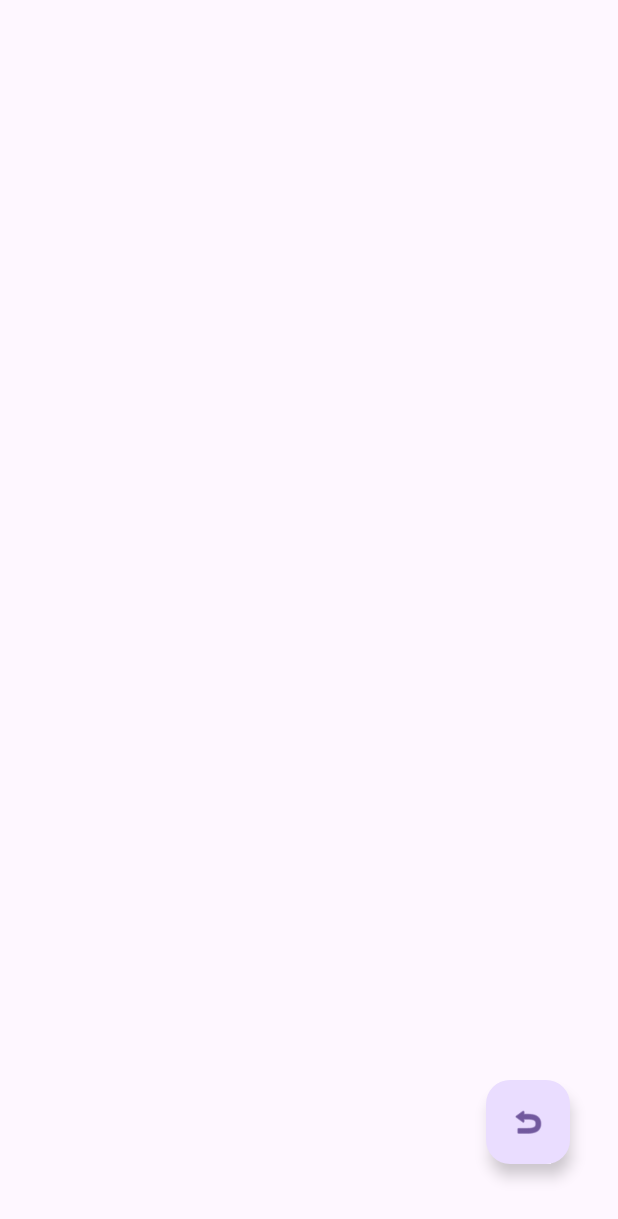
After one commit to Andrii-Lit/Miravereda24-25, an Android app: the UserInfoActivity screen opened directly, with no data from a screen before it, on a phone screen of 412 x 824 dp. The commit adds this screen. Shown: the top 1219 px of the screen. Run offline under Robolectric (Android 15) with nearby library versions, the phone set to English and light mode, and no system bars.

Commit message:
Creacion del UserInfoActivity y mofificación del nombre de la clase Usuario a Cliente

```diff
--- a/app/src/main/java/es/ieslavereda/miravereda/CatalogoActivity.java
+++ b/app/src/main/java/es/ieslavereda/miravereda/CatalogoActivity.java
@@ -33,7 +33,7 @@ public class CatalogoActivity extends AppCompatActivity implements View.OnClickL
         super.onCreate(savedInstanceState);
         EdgeToEdge.enable(this);
         setContentView(R.layout.catalogo_layout);
-        ViewCompat.setOnApplyWindowInsetsListener(findViewById(R.id.main), (v, insets) -> {
+        ViewCompat.setOnApplyWindowInsetsListener(findViewById(R.id.tvUsername), (v, insets) -> {
             Insets systemBars = insets.getInsets(WindowInsetsCompat.Type.systemBars());
             v.setPadding(systemBars.left, systemBars.top, systemBars.right, systemBars.bottom);
             return insets;
--- a/app/src/main/java/es/ieslavereda/miravereda/InformationActivity.java
+++ b/app/src/main/java/es/ieslavereda/miravereda/InformationActivity.java
@@ -24,7 +24,7 @@ public class InformationActivity extends AppCompatActivity {
         super.onCreate(savedInstanceState);
         EdgeToEdge.enable(this);
         setContentView(R.layout.catalogo_layout);
-        ViewCompat.setOnApplyWindowInsetsListener(findViewById(R.id.main), (v, insets) -> {
+        ViewCompat.setOnApplyWindowInsetsListener(findViewById(R.id.tvUsername), (v, insets) -> {
             Insets systemBars = insets.getInsets(WindowInsetsCompat.Type.systemBars());
             v.setPadding(systemBars.left, systemBars.top, systemBars.right, systemBars.bottom);
             return insets;
--- a/app/src/main/java/es/ieslavereda/miravereda/Model/Usuario.java
+++ b/app/src/main/java/es/ieslavereda/miravereda/Model/Cliente.java
@@ -2,7 +2,7 @@ package es.ieslavereda.miravereda.Model;
 
 import java.sql.Timestamp;
 
-public class Usuario {
+public class Cliente {
     private int id;
     private String contrasenya;
     private String nombre;
@@ -18,7 +18,7 @@ public class Usuario {
         return id;
     }
 
-    public Usuario(String email, String contrasenya) {
+    public Cliente(String email, String contrasenya) {
         this.email = email;
         this.contrasenya = contrasenya;
 
--- /dev/null
+++ b/app/src/main/java/es/ieslavereda/miravereda/UserInfoActivity.java
@@ -0,0 +1,40 @@
+package es.ieslavereda.miravereda;
+
+import android.content.Intent;
+import android.os.Bundle;
+import android.widget.TextView;
+
+import androidx.activity.EdgeToEdge;
+import androidx.appcompat.app.AppCompatActivity;
+import androidx.core.graphics.Insets;
+import androidx.core.view.ViewCompat;
+import androidx.core.view.WindowInsetsCompat;
+
+import com.google.android.material.floatingactionbutton.FloatingActionButton;
+import com.google.android.material.textfield.TextInputEditText;
+
+public class UserInfoActivity extends AppCompatActivity {
+    private TextView tvEmail;
+    private TextView tvPassword;
+    private FloatingActionButton fbtBack;
+
+    @Override
+    protected void onCreate(Bundle savedInstanceState) {
+        super.onCreate(savedInstanceState);
+        EdgeToEdge.enable(this);
+        setContentView(R.layout.activity_user_info);
+
+        tvEmail=findViewById(R.id.tvEmail);
+        tvPassword=findViewById(R.id.tvPassword);
+        fbtBack=findViewById(R.id.fbtBack);
+        Intent intent=getIntent();
+
+        String email=intent.getStringExtra("email");
+        String contrasenya =intent.getStringExtra("contrasenya");
+        tvEmail.setText(email);
+        tvPassword.setText(contrasenya);
+        fbtBack.setOnClickListener(v->{
+            finish();
+        });
+    }
+}
--- a/app/src/main/res/layout-land/activity_main.xml
+++ b/app/src/main/res/layout-land/activity_main.xml
@@ -2,7 +2,7 @@
 <androidx.constraintlayout.widget.ConstraintLayout xmlns:android="http://schemas.android.com/apk/res/android"
     xmlns:app="http://schemas.android.com/apk/res-auto"
     xmlns:tools="http://schemas.android.com/tools"
-    android:id="@+id/main"
+    android:id="@+id/tvUsername"
     android:layout_width="match_parent"
     android:layout_height="match_parent"
     tools:context=".MainActivity">
@@ -23,7 +23,7 @@
         android:layout_height="wrap_content"
         android:layout_marginStart="32dp"
         android:layout_marginTop="128dp"
-        android:hint="Introduce tu usuario"
+        android:hint="Introduce tu cliente"
         app:layout_constraintEnd_toStartOf="@+id/password"
         app:layout_constraintStart_toStartOf="parent"
         app:layout_constraintTop_toTopOf="parent" />
--- a/app/src/main/res/layout-land/catalogo_layout.xml
+++ b/app/src/main/res/layout-land/catalogo_layout.xml
@@ -2,7 +2,7 @@
 <androidx.constraintlayout.widget.ConstraintLayout xmlns:android="http://schemas.android.com/apk/res/android"
     xmlns:app="http://schemas.android.com/apk/res-auto"
     xmlns:tools="http://schemas.android.com/tools"
-    android:id="@+id/main"
+    android:id="@+id/tvUsername"
     android:layout_width="match_parent"
     android:layout_height="match_parent"
     tools:context=".MainActivity">
--- a/app/src/main/res/layout/activity_main.xml
+++ b/app/src/main/res/layout/activity_main.xml
@@ -2,7 +2,7 @@
 <androidx.constraintlayout.widget.ConstraintLayout xmlns:android="http://schemas.android.com/apk/res/android"
     xmlns:app="http://schemas.android.com/apk/res-auto"
     xmlns:tools="http://schemas.android.com/tools"
-    android:id="@+id/main"
+    android:id="@+id/tvUsername"
     android:layout_width="match_parent"
     android:layout_height="match_parent"
     tools:context=".MainActivity">
@@ -51,7 +51,7 @@
                 android:layout_height="wrap_content"
                 android:layout_marginTop="40dp"
                 android:layout_marginBottom="40dp"
-                android:hint="Introduce tu usuario"
+                android:hint="Introduce tu cliente"
                 android:textAlignment="center" />
         </com.google.android.material.textfield.TextInputLayout>
 
@@ -74,6 +74,7 @@
             android:layout_width="wrap_content"
             android:layout_height="wrap_content"
             android:layout_marginTop="20dp"
+            android:clickable="true"
             android:gravity="center"
             android:text="¿Has olvidado  tu Contraseña?"
             android:textAlignment="center" />
--- a/app/src/main/res/layout/activity_preferencias.xml
+++ b/app/src/main/res/layout/activity_preferencias.xml
@@ -2,7 +2,7 @@
 <androidx.constraintlayout.widget.ConstraintLayout xmlns:android="http://schemas.android.com/apk/res/android"
     xmlns:app="http://schemas.android.com/apk/res-auto"
     xmlns:tools="http://schemas.android.com/tools"
-    android:id="@+id/main"
+    android:id="@+id/tvUsername"
     android:layout_width="match_parent"
     android:layout_height="match_parent"
     tools:context=".MainActivity"
--- /dev/null
+++ b/app/src/main/res/layout/activity_user_info.xml
@@ -0,0 +1,42 @@
+<?xml version="1.0" encoding="utf-8"?>
+<androidx.constraintlayout.widget.ConstraintLayout xmlns:android="http://schemas.android.com/apk/res/android"
+    xmlns:app="http://schemas.android.com/apk/res-auto"
+    xmlns:tools="http://schemas.android.com/tools"
+    android:id="@+id/main"
+    android:layout_width="match_parent"
+    android:layout_height="match_parent"
+    android:layout_margin="16dp"
+    tools:context=".UpdateCuentaActivity">
+
+    <com.google.android.material.floatingactionbutton.FloatingActionButton
+        android:id="@+id/fbtBack"
+        android:layout_width="wrap_content"
+        android:layout_height="wrap_content"
+        android:layout_marginEnd="16dp"
+        android:layout_marginBottom="32dp"
+        android:clickable="true"
+        app:layout_constraintBottom_toBottomOf="parent"
+        app:layout_constraintEnd_toEndOf="parent"
+        app:srcCompat="@android:drawable/ic_menu_revert" />
+
+    <TextView
+        android:id="@+id/tvPassword"
+        android:layout_width="wrap_content"
+        android:layout_height="wrap_content"
+        android:layout_marginTop="128dp"
+        android:text="TextView"
+        app:layout_constraintEnd_toEndOf="@+id/tvEmail"
+        app:layout_constraintStart_toStartOf="@+id/tvEmail"
+        app:layout_constraintTop_toBottomOf="@+id/tvEmail" />
+
+    <TextView
+        android:id="@+id/tvEmail"
+        android:layout_width="wrap_content"
+        android:layout_height="wrap_content"
+        android:layout_marginTop="128dp"
+        android:text="TextView"
+        app:layout_constraintEnd_toEndOf="parent"
+        app:layout_constraintStart_toStartOf="parent"
+        app:layout_constraintTop_toTopOf="parent" />
+
+</androidx.constraintlayout.widget.ConstraintLayout>
--- a/app/src/main/res/layout/catalogo_layout.xml
+++ b/app/src/main/res/layout/catalogo_layout.xml
@@ -2,7 +2,7 @@
 <androidx.constraintlayout.widget.ConstraintLayout xmlns:android="http://schemas.android.com/apk/res/android"
     xmlns:app="http://schemas.android.com/apk/res-auto"
     xmlns:tools="http://schemas.android.com/tools"
-    android:id="@+id/main"
+    android:id="@+id/tvUsername"
     android:layout_width="match_parent"
     android:layout_height="match_parent"
     tools:context=".MainActivity">
```
Also changed, not shown: app/src/main/AndroidManifest.xml (+7 -4 lines), app/src/main/java/es/ieslavereda/miravereda/MainActivity.java (+20 -9 lines), app/src/main/java/es/ieslavereda/miravereda/PreferenciasActivity.java (+7 -5 lines).
